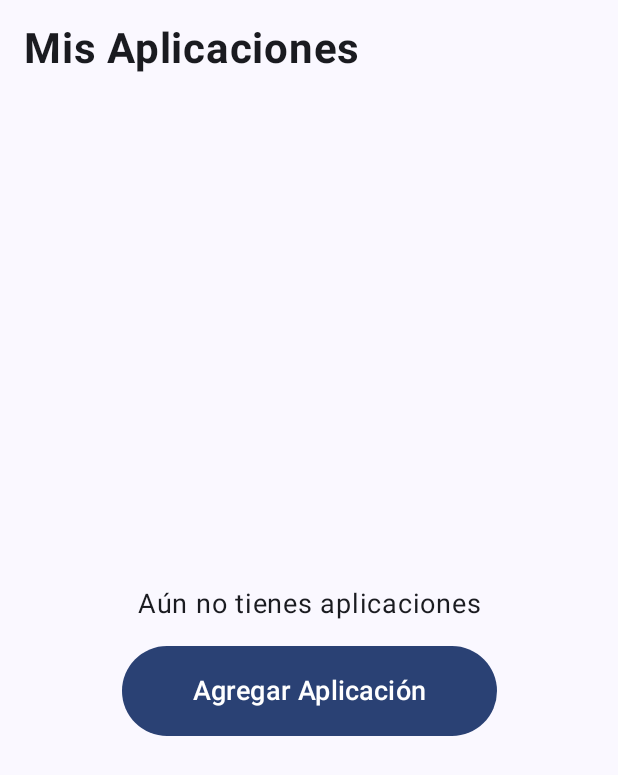
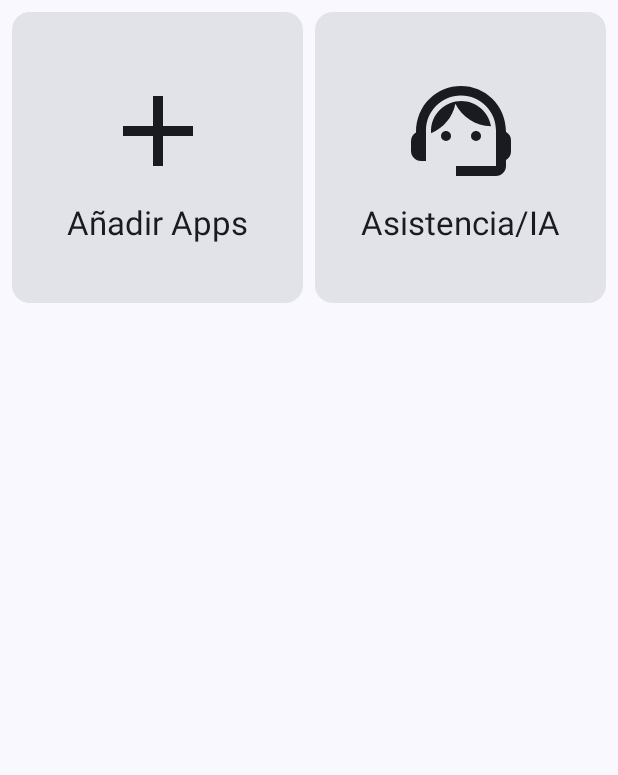
Before and after one commit to sheloyera/Mobiamigo, an Android app built with Jetpack Compose: the HomeScreen screen opened through its navigation route, on a phone screen of 412 x 824 dp. Shown: the top 775 px of the screen. Run offline under Robolectric (Android 15) with nearby library versions, the phone set to English and light mode, and no system bars.

Commit message:
Añadiendo lógica para AppManager y listado de aplicaciones

```diff
--- a/app/build.gradle.kts
+++ b/app/build.gradle.kts
@@ -59,9 +59,7 @@ dependencies {
     implementation(libs.androidx.compose.ui.graphics)
     implementation(libs.androidx.compose.ui.tooling.preview)
     implementation(libs.androidx.compose.material3)
-    // 1. Para la navegación con Jetpack Compose
     implementation("androidx.navigation:navigation-compose:2.7.7")
-    // 2. Para los iconos extendidos (como el '+') - UNA SOLA VEZ
     implementation("androidx.compose.material:material-icons-extended")
     testImplementation(libs.junit)
     androidTestImplementation(libs.androidx.junit)
--- a/app/src/main/java/com/example/mobiamigo/MainActivity.kt
+++ b/app/src/main/java/com/example/mobiamigo/MainActivity.kt
@@ -1,6 +1,5 @@
 package com.example.mobiamigo
 
-import android.content.pm.ResolveInfo
 import android.os.Bundle
 import androidx.activity.ComponentActivity
 import androidx.activity.compose.setContent
@@ -8,13 +7,14 @@ import androidx.activity.enableEdgeToEdge
 import androidx.compose.foundation.layout.fillMaxSize
 import androidx.compose.material3.MaterialTheme
 import androidx.compose.material3.Surface
+import androidx.compose.ui.Modifier
 import androidx.compose.runtime.Composable
 import androidx.compose.runtime.mutableStateListOf
 import androidx.compose.runtime.remember
-import androidx.compose.ui.Modifier
 import androidx.navigation.compose.NavHost
 import androidx.navigation.compose.composable
 import androidx.navigation.compose.rememberNavController
+import com.example.mobiamigo.data.AppItem
 import com.example.mobiamigo.screens.AddAppScreen
 import com.example.mobiamigo.screens.HomeScreen
 import com.example.mobiamigo.screens.LoginScreen
@@ -40,18 +40,21 @@ class MainActivity : ComponentActivity() {
 @Composable
 fun AppNavigation() {
     val navController = rememberNavController()
-    val selectedApps = remember { mutableStateListOf<ResolveInfo>() }
+    val selectedApps = remember { mutableStateListOf<AppItem>() }
 
     NavHost(navController = navController, startDestination = "login") {
+
         composable("login") {
             LoginScreen(navController = navController)
         }
+
         composable("home") {
             HomeScreen(
                 navController = navController,
                 selectedApps = selectedApps
             )
         }
+
         composable("add_app") {
             AddAppScreen(
                 navController = navController,
--- a/app/src/main/java/com/example/mobiamigo/screens/HomeScreen.kt
+++ b/app/src/main/java/com/example/mobiamigo/screens/HomeScreen.kt
@@ -1,116 +1,132 @@
 package com.example.mobiamigo.screens
 
-import android.content.pm.ResolveInfo
 import androidx.compose.foundation.Image
 import androidx.compose.foundation.clickable
 import androidx.compose.foundation.layout.*
-import androidx.compose.foundation.lazy.grid.GridCells
-import androidx.compose.foundation.lazy.grid.LazyVerticalGrid
-import androidx.compose.foundation.lazy.grid.items
+import androidx.compose.foundation.lazy.grid.*
+import androidx.compose.foundation.shape.RoundedCornerShape
 import androidx.compose.material.icons.Icons
 import androidx.compose.material.icons.filled.Add
+import androidx.compose.material.icons.filled.SupportAgent
 import androidx.compose.material3.*
 import androidx.compose.runtime.Composable
 import androidx.compose.ui.Alignment
 import androidx.compose.ui.Modifier
 import androidx.compose.ui.graphics.asImageBitmap
+import androidx.compose.ui.graphics.vector.ImageVector
 import androidx.compose.ui.platform.LocalContext
-import androidx.compose.ui.text.font.FontWeight
-import androidx.compose.ui.text.style.TextAlign
+import androidx.compose.ui.semantics.contentDescription
+import androidx.compose.ui.semantics.semantics
 import androidx.compose.ui.unit.dp
-import androidx.compose.ui.unit.sp
+import androidx.navigation.NavController
+import com.example.mobiamigo.data.AppItem
+import com.example.mobiamigo.utils.AppManager
 import androidx.core.graphics.drawable.toBitmap
-import androidx.navigation.NavController
 
+@OptIn(ExperimentalMaterial3Api::class)
+@Composable
+fun HomeScreen(
+    navController: NavController,
+    selectedApps: List<AppItem>
+) {
+    val context = LocalContext.current
 
+    Scaffold(
+    ) { paddingValues ->
+        LazyVerticalGrid(
+            columns = GridCells.Fixed(2),
+            modifier = Modifier.fillMaxSize().padding(paddingValues),
+            contentPadding = PaddingValues(8.dp),
+            verticalArrangement = Arrangement.spacedBy(8.dp),
+            horizontalArrangement = Arrangement.spacedBy(8.dp)
+        ) {
+            // 1. Mostrar las aplicaciones seleccionadas
+            items(selectedApps) { app ->
+                AppGridItem(app = app, onClick = {
+                    AppManager.launchApp(context, app)
+                })
+            }
+            item {
+                ActionGridItem(
+                    icon = Icons.Default.Add,
+                    label = "Añadir Apps",
+                    description = "Botón para agregar más aplicaciones",
+                    onClick = { navController.navigate("add_app") }
+                )
+            }
+            item {
+                ActionGridItem(
+                    icon = Icons.Default.SupportAgent,
+                    label = "Asistencia/IA",
+                    description = "Solicitar ayuda remota o con la Inteligencia Artificial",
+                    onClick = {
+                        // Lógica de asistencia pendiente de implementar
+                    }
+                )
+            }
+        }
+    }
+}
+@OptIn(ExperimentalMaterial3Api::class)
 @Composable
-fun HomeScreen(navController: NavController, selectedApps: List<ResolveInfo>) {
-    val context = LocalContext.current
-    val packageManager = context.packageManager
-
-    Column(modifier = Modifier
-        .fillMaxSize()
-        .padding(16.dp)) {
-        Text(
-            "Mis Aplicaciones",
-            fontSize = 28.sp,
-            fontWeight = FontWeight.Bold,
-            modifier = Modifier.padding(bottom = 24.dp)
-        )
-
-        if (selectedApps.isEmpty()) {
+fun AppGridItem(app: AppItem, onClick: () -> Unit) {
+    Card(
+        shape = RoundedCornerShape(12.dp),
+        onClick = onClick,
+        modifier = Modifier
+            .fillMaxWidth()
+            .aspectRatio(1f)
+            .semantics { contentDescription = "Abrir ${app.label}" }
+    ) {
         Column(
-                modifier = Modifier.fillMaxSize(),
+            modifier = Modifier.fillMaxSize().padding(16.dp),
             horizontalAlignment = Alignment.CenterHorizontally,
             verticalArrangement = Arrangement.Center
         ) {
-                Text("Aún no tienes aplicaciones", fontSize = 18.sp, textAlign = TextAlign.Center)
-                Spacer(modifier = Modifier.height(16.dp))
-                Button(
-                    onClick = { navController.navigate("add_app") },
-                    modifier = Modifier.size(width = 250.dp, height = 60.dp)
-                ) {
-                    Text("Agregar Aplicación", fontSize = 18.sp)
+            app.icon?.let { drawable ->
+                Image(
+                    bitmap = drawable.toBitmap().asImageBitmap(),
+                    contentDescription = null,
+                    modifier = Modifier.size(80.dp)
+                )
             }
-            }
-        } else {
-            // Se usa un Box para que el botón flotante se posicione sobre la cuadrícula
-            Box(modifier = Modifier.fillMaxSize()) {
-                // Cuadrícula con las apps seleccionadas
-                LazyVerticalGrid(
-                    columns = GridCells.Fixed(2), // Dos columnas
-                    contentPadding = PaddingValues(8.dp),
-                    verticalArrangement = Arrangement.spacedBy(16.dp),
-                    horizontalArrangement = Arrangement.spacedBy(16.dp)
-                ) {
-                    items(selectedApps) { app ->
-                        val appName = app.loadLabel(packageManager).toString()
-                        val appIcon = app.loadIcon(packageManager).toBitmap().asImageBitmap()
-                        val launchIntent = packageManager.getLaunchIntentForPackage(app.activityInfo.packageName)
-
-                        Card(
-                            modifier = Modifier
-                                .aspectRatio(1f)
-                                .clickable {
-                                    if (launchIntent != null) {
-                                        context.startActivity(launchIntent)
-                                    }
-                                },
-                            elevation = CardDefaults.cardElevation(4.dp)
-                        ) {
-                            Column(
-                                modifier = Modifier
-                                    .fillMaxSize()
-                                    .padding(8.dp),
-                                horizontalAlignment = Alignment.CenterHorizontally,
-                                verticalArrangement = Arrangement.Center
-                            ) {
-                                Image(
-                                    bitmap = appIcon,
-                                    contentDescription = appName,
-                                    modifier = Modifier.size(72.dp)
-                                )
-                                Spacer(modifier = Modifier.height(8.dp))
+            Spacer(Modifier.height(8.dp))
             Text(
-                                    text = appName,
-                                    fontSize = 16.sp,
-                                    textAlign = TextAlign.Center,
+                text = app.label,
+                style = MaterialTheme.typography.titleLarge,
                 maxLines = 1
             )
         }
     }
 }
-                }
-                // Botón flotante para añadir más apps
-                FloatingActionButton(
-                    onClick = { navController.navigate("add_app") },
+
+@OptIn(ExperimentalMaterial3Api::class)
+@Composable
+fun ActionGridItem(icon: ImageVector, label: String, description: String, onClick: () -> Unit) {
+    Card(
+        shape = RoundedCornerShape(12.dp),
+        onClick = onClick,
         modifier = Modifier
-                        .align(Alignment.BottomEnd)
-                        .padding(16.dp),
+            .fillMaxWidth()
+            .aspectRatio(1f)
+            .semantics { contentDescription = description }
     ) {
-                    Icon(Icons.Filled.Add, contentDescription = "Agregar aplicación")
+        Column(
+            modifier = Modifier.fillMaxSize().padding(16.dp),
+            horizontalAlignment = Alignment.CenterHorizontally,
+            verticalArrangement = Arrangement.Center
+        ) {
+            Icon(
+                imageVector = icon,
+                contentDescription = null,
+                modifier = Modifier.size(80.dp)
+            )
+            Spacer(Modifier.height(8.dp))
+            Text(
+                text = label,
+                style = MaterialTheme.typography.titleLarge,
+                maxLines = 1
+            )
         }
     }
 }
-    }
-}
--- a/build.gradle.kts
+++ b/build.gradle.kts
@@ -1,4 +1,3 @@
-// Top-level build file where you can add configuration options common to all sub-projects/modules.
 plugins {
     alias(libs.plugins.android.application) apply false
     alias(libs.plugins.kotlin.android) apply false
```
Also changed, not shown: app/src/main/java/com/example/mobiamigo/data/AppItem.kt (+9 -0 lines), app/src/main/java/com/example/mobiamigo/screens/AddAppScreen.kt (+74 -50 lines), app/src/main/java/com/example/mobiamigo/utils/AppManager.kt (+35 -1 lines). Lines whose indentation alone changed are shown as unchanged.
